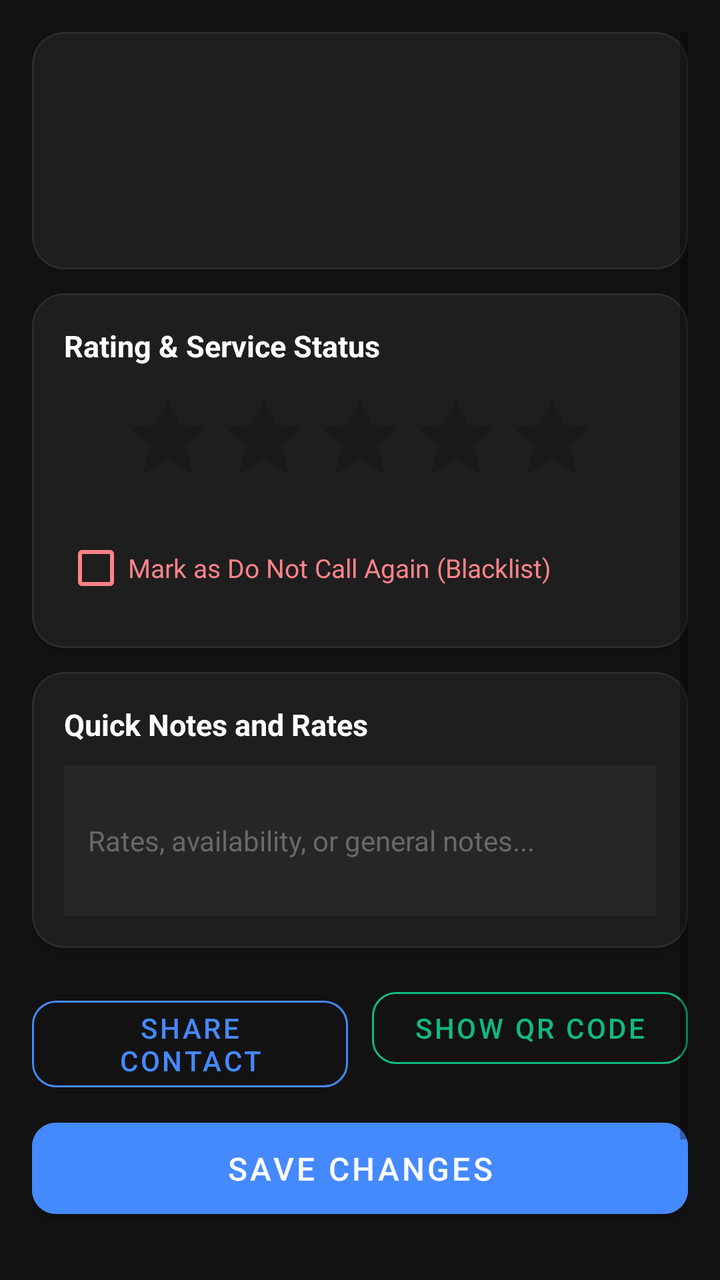
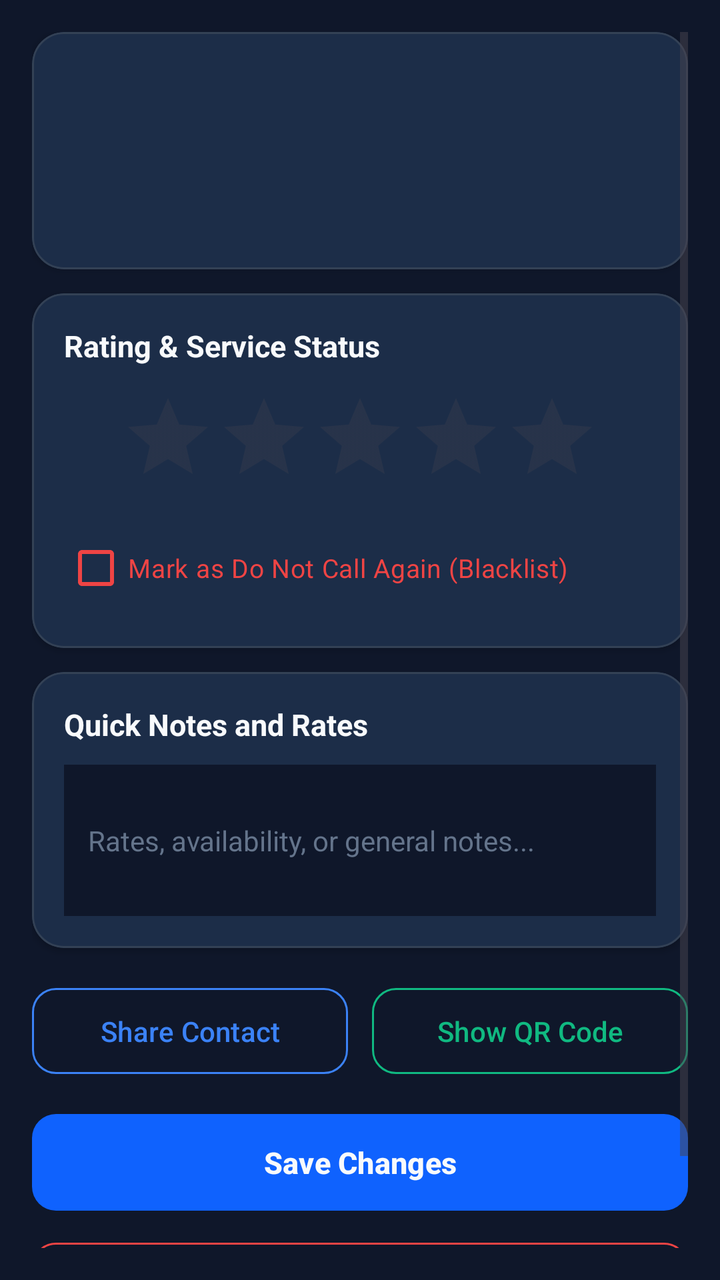

Before-and-after screenshots of an Android layout around one commit, followed by the original layout XML and the change that was made.
<!-- AndroidManifest.xml: application theme Theme.FixitBhai -->
<!-- res/layout/activity_contact_detail.xml -->
<?xml version="1.0" encoding="utf-8"?>
<ScrollView xmlns:android="http://schemas.android.com/apk/res/android"
    xmlns:app="http://schemas.android.com/apk/res-auto"
    android:layout_width="match_parent"
    android:layout_height="match_parent"
    android:background="#121212"
    android:padding="16dp">

    <LinearLayout
        android:layout_width="match_parent"
        android:layout_height="wrap_content"
        android:orientation="vertical">

        
        <com.google.android.material.card.MaterialCardView
            android:layout_width="match_parent"
            android:layout_height="wrap_content"
            app:cardBackgroundColor="#1E1E1E"
            app:cardCornerRadius="16dp"
            app:cardElevation="2dp"
            app:strokeColor="#2C2C2C"
            app:strokeWidth="1dp">

            <LinearLayout
                android:layout_width="match_parent"
                android:layout_height="wrap_content"
                android:gravity="center_horizontal"
                android:orientation="vertical"
                android:padding="20dp">

                <TextView
                    android:id="@+id/tvContactName"
                    android:layout_width="wrap_content"
                    android:layout_height="wrap_content"
                    android:textColor="#FFFFFF"
                    android:textSize="22sp"
                    android:textStyle="bold" />

                <TextView
                    android:id="@+id/tvContactCategory"
                    android:layout_width="wrap_content"
                    android:layout_height="wrap_content"
                    android:layout_marginTop="4dp"
                    android:textColor="#4589FF"
                    android:textSize="14sp"
                    android:textStyle="bold" />

                <TextView
                    android:id="@+id/tvContactPhone"
                    android:layout_width="wrap_content"
                    android:layout_height="wrap_content"
                    android:layout_marginTop="6dp"
                    android:textColor="#A0A0A0"
                    android:textSize="15sp" />

                <TextView
                    android:id="@+id/tvWarningBadge"
                    android:layout_width="wrap_content"
                    android:layout_height="wrap_content"
                    android:layout_marginTop="12dp"
                    android:background="#33DA1E28"
                    android:paddingHorizontal="12dp"
                    android:paddingVertical="4dp"
                    android:text="DO NOT REHIRE / BAD SERVICE"
                    android:textColor="#FF8389"
                    android:textSize="12sp"
                    android:textStyle="bold"
                    android:visibility="gone" />
            </LinearLayout>
        </com.google.android.material.card.MaterialCardView>

        
        <com.google.android.material.card.MaterialCardView
            android:layout_width="match_parent"
            android:layout_height="wrap_content"
            android:layout_marginTop="12dp"
            app:cardBackgroundColor="#1E1E1E"
            app:cardCornerRadius="16dp"
            app:cardElevation="2dp"
            app:strokeColor="#2C2C2C"
            app:strokeWidth="1dp">

            <LinearLayout
                android:layout_width="match_parent"
                android:layout_height="wrap_content"
                android:orientation="vertical"
                android:padding="16dp">

                <TextView
                    android:layout_width="wrap_content"
                    android:layout_height="wrap_content"
                    android:text="Rating &amp; Service Status"
                    android:textColor="#FFFFFF"
                    android:textSize="15sp"
                    android:textStyle="bold" />

                <RatingBar
                    android:id="@+id/ratingBar"
                    style="?android:attr/ratingBarStyle"
                    android:layout_width="wrap_content"
                    android:layout_height="wrap_content"
                    android:layout_gravity="center_horizontal"
                    android:layout_marginTop="12dp"
                    android:numStars="5"
                    android:progressTint="#F1C21B"
                    android:stepSize="1.0" />

                <CheckBox
                    android:id="@+id/cbDoNotCall"
                    android:layout_width="wrap_content"
                    android:layout_height="wrap_content"
                    android:layout_marginTop="8dp"
                    android:buttonTint="#FF8389"
                    android:text="Mark as Do Not Call Again (Blacklist)"
                    android:textColor="#FF8389"
                    android:textSize="13sp" />
            </LinearLayout>
        </com.google.android.material.card.MaterialCardView>

        
        <com.google.android.material.card.MaterialCardView
            android:layout_width="match_parent"
            android:layout_height="wrap_content"
            android:layout_marginTop="12dp"
            app:cardBackgroundColor="#1E1E1E"
            app:cardCornerRadius="16dp"
            app:cardElevation="2dp"
            app:strokeColor="#2C2C2C"
            app:strokeWidth="1dp">

            <LinearLayout
                android:layout_width="match_parent"
                android:layout_height="wrap_content"
                android:orientation="vertical"
                android:padding="16dp">

                <TextView
                    android:layout_width="wrap_content"
                    android:layout_height="wrap_content"
                    android:text="Quick Notes and Rates"
                    android:textColor="#FFFFFF"
                    android:textSize="15sp"
                    android:textStyle="bold" />

                <EditText
                    android:id="@+id/etNotes"
                    android:layout_width="match_parent"
                    android:layout_height="wrap_content"
                    android:layout_marginTop="10dp"
                    android:background="#262626"
                    android:hint="Rates, availability, or general notes..."
                    android:inputType="textMultiLine"
                    android:minLines="3"
                    android:padding="12dp"
                    android:textColor="#FFFFFF"
                    android:textColorHint="#696969"
                    android:textSize="14sp" />
            </LinearLayout>
        </com.google.android.material.card.MaterialCardView>

        
        <LinearLayout
            android:layout_width="match_parent"
            android:layout_height="wrap_content"
            android:layout_marginTop="16dp"
            android:orientation="horizontal"
            android:weightSum="2">

            <com.google.android.material.button.MaterialButton
                android:id="@+id/btnShareText"
                style="@style/Widget.MaterialComponents.Button.OutlinedButton"
                android:layout_width="0dp"
                android:layout_height="wrap_content"
                android:layout_marginEnd="6dp"
                android:layout_weight="1"
                android:text="Share Contact"
                android:textColor="#4589FF"
                app:cornerRadius="12dp"
                app:strokeColor="#4589FF" />

            <com.google.android.material.button.MaterialButton
                android:id="@+id/btnShareQR"
                style="@style/Widget.MaterialComponents.Button.OutlinedButton"
                android:layout_width="0dp"
                android:layout_height="wrap_content"
                android:layout_marginStart="6dp"
                android:layout_weight="1"
                android:text="Show QR Code"
                android:textColor="#10B981"
                app:cornerRadius="12dp"
                app:strokeColor="#10B981" />
        </LinearLayout>

        
        <com.google.android.material.button.MaterialButton
            android:id="@+id/btnSave"
            android:layout_width="match_parent"
            android:layout_height="wrap_content"
            android:layout_marginTop="10dp"
            android:backgroundTint="#4589FF"
            android:paddingVertical="12dp"
            android:text="Save Changes"
            android:textColor="#FFFFFF"
            android:textSize="16sp"
            app:cornerRadius="12dp" />

        
        <com.google.android.material.button.MaterialButton
            android:id="@+id/btnDelete"
            style="@style/Widget.MaterialComponents.Button.OutlinedButton"
            android:layout_width="match_parent"
            android:layout_height="wrap_content"
            android:layout_marginTop="8dp"
            android:layout_marginBottom="24dp"
            android:paddingVertical="12dp"
            android:text="Delete Contact"
            android:textColor="#FF8389"
            android:textSize="16sp"
            app:cornerRadius="12dp"
            app:strokeColor="#FF8389" />

    </LinearLayout>
</ScrollView>
<!-- resources referenced by this layout -->
<resources>
  <style name="Theme.FixitBhai" parent="Theme.MaterialComponents.DayNight.NoActionBar">
          
          <item name="colorPrimary">#0F62FE</item>
          <item name="colorPrimaryVariant">#0043CE</item>
          <item name="colorOnPrimary">#FFFFFF</item>
  
          
          <item name="colorSecondary">#4589FF</item>
          <item name="colorSecondaryVariant">#002D9C</item>
          <item name="colorOnSecondary">#FFFFFF</item>
  
          
          <item name="android:windowBackground">#121212</item>
          <item name="colorSurface">#1E1E1E</item>
          <item name="colorOnSurface">#FFFFFF</item>
  
          
          <item name="android:statusBarColor">#121212</item>
          <item name="android:navigationBarColor">#121212</item>
      </style>
</resources>

<!-- the commit's change to res/layout/activity_contact_detail.xml (unified diff, before → after) -->
@@ -3,7 +3,7 @@
     xmlns:app="http://schemas.android.com/apk/res-auto"
     android:layout_width="match_parent"
     android:layout_height="match_parent"
-    android:background="#121212"
+    android:background="@color/bg_dark"
     android:padding="16dp">
 
     <LinearLayout
@@ -15,10 +15,10 @@
         <com.google.android.material.card.MaterialCardView
             android:layout_width="match_parent"
             android:layout_height="wrap_content"
-            app:cardBackgroundColor="#1E1E1E"
+            app:cardBackgroundColor="@color/surface_dark"
             app:cardCornerRadius="16dp"
             app:cardElevation="2dp"
-            app:strokeColor="#2C2C2C"
+            app:strokeColor="#334155"
             app:strokeWidth="1dp">
 
             <LinearLayout
@@ -32,7 +32,7 @@
                     android:id="@+id/tvContactName"
                     android:layout_width="wrap_content"
                     android:layout_height="wrap_content"
-                    android:textColor="#FFFFFF"
+                    android:textColor="@color/text_primary"
                     android:textSize="22sp"
                     android:textStyle="bold" />
 
@@ -41,7 +41,7 @@
                     android:layout_width="wrap_content"
                     android:layout_height="wrap_content"
                     android:layout_marginTop="4dp"
-                    android:textColor="#4589FF"
+                    android:textColor="@color/accent_blue"
                     android:textSize="14sp"
                     android:textStyle="bold" />
 
@@ -50,7 +50,7 @@
                     android:layout_width="wrap_content"
                     android:layout_height="wrap_content"
                     android:layout_marginTop="6dp"
-                    android:textColor="#A0A0A0"
+                    android:textColor="@color/text_secondary"
                     android:textSize="15sp" />
 
                 <TextView
@@ -58,11 +58,11 @@
                     android:layout_width="wrap_content"
                     android:layout_height="wrap_content"
                     android:layout_marginTop="12dp"
-                    android:background="#33DA1E28"
+                    android:background="#33EF4444"
                     android:paddingHorizontal="12dp"
-                    android:paddingVertical="4dp"
+                    android:paddingVertical="6dp"
                     android:text="DO NOT REHIRE / BAD SERVICE"
-                    android:textColor="#FF8389"
+                    android:textColor="@color/accent_red"
                     android:textSize="12sp"
                     android:textStyle="bold"
                     android:visibility="gone" />
@@ -74,10 +74,10 @@
             android:layout_width="match_parent"
             android:layout_height="wrap_content"
             android:layout_marginTop="12dp"
-            app:cardBackgroundColor="#1E1E1E"
+            app:cardBackgroundColor="@color/surface_dark"
             app:cardCornerRadius="16dp"
             app:cardElevation="2dp"
-            app:strokeColor="#2C2C2C"
+            app:strokeColor="#334155"
             app:strokeWidth="1dp">
 
             <LinearLayout
@@ -90,7 +90,7 @@
                     android:layout_width="wrap_content"
                     android:layout_height="wrap_content"
                     android:text="Rating &amp; Service Status"
-                    android:textColor="#FFFFFF"
+                    android:textColor="@color/text_primary"
                     android:textSize="15sp"
                     android:textStyle="bold" />
 
@@ -110,9 +110,9 @@
                     android:layout_width="wrap_content"
                     android:layout_height="wrap_content"
                     android:layout_marginTop="8dp"
-                    android:buttonTint="#FF8389"
+                    android:buttonTint="@color/accent_red"
                     android:text="Mark as Do Not Call Again (Blacklist)"
-                    android:textColor="#FF8389"
+                    android:textColor="@color/accent_red"
                     android:textSize="13sp" />
             </LinearLayout>
         </com.google.android.material.card.MaterialCardView>
@@ -122,10 +122,10 @@
             android:layout_width="match_parent"
             android:layout_height="wrap_content"
             android:layout_marginTop="12dp"
-            app:cardBackgroundColor="#1E1E1E"
+            app:cardBackgroundColor="@color/surface_dark"
             app:cardCornerRadius="16dp"
             app:cardElevation="2dp"
-            app:strokeColor="#2C2C2C"
+            app:strokeColor="#334155"
             app:strokeWidth="1dp">
 
             <LinearLayout
@@ -138,7 +138,7 @@
                     android:layout_width="wrap_content"
                     android:layout_height="wrap_content"
                     android:text="Quick Notes and Rates"
-                    android:textColor="#FFFFFF"
+                    android:textColor="@color/text_primary"
                     android:textSize="15sp"
                     android:textStyle="bold" />
 
@@ -147,13 +147,13 @@
                     android:layout_width="match_parent"
                     android:layout_height="wrap_content"
                     android:layout_marginTop="10dp"
-                    android:background="#262626"
+                    android:background="@color/bg_dark"
                     android:hint="Rates, availability, or general notes..."
                     android:inputType="textMultiLine"
                     android:minLines="3"
                     android:padding="12dp"
-                    android:textColor="#FFFFFF"
-                    android:textColorHint="#696969"
+                    android:textColor="@color/text_primary"
+                    android:textColorHint="@color/text_muted"
                     android:textSize="14sp" />
             </LinearLayout>
         </com.google.android.material.card.MaterialCardView>
@@ -168,56 +168,45 @@
 
             <com.google.android.material.button.MaterialButton
                 android:id="@+id/btnShareText"
-                style="@style/Widget.MaterialComponents.Button.OutlinedButton"
+                style="@style/SleekOutlinedButton"
                 android:layout_width="0dp"
                 android:layout_height="wrap_content"
                 android:layout_marginEnd="6dp"
                 android:layout_weight="1"
-                android:text="Share Contact"
-                android:textColor="#4589FF"
-                app:cornerRadius="12dp"
-                app:strokeColor="#4589FF" />
+                android:text="Share Contact" />
 
             <com.google.android.material.button.MaterialButton
                 android:id="@+id/btnShareQR"
-                style="@style/Widget.MaterialComponents.Button.OutlinedButton"
+                style="@style/SleekOutlinedButton"
                 android:layout_width="0dp"
                 android:layout_height="wrap_content"
                 android:layout_marginStart="6dp"
                 android:layout_weight="1"
                 android:text="Show QR Code"
-                android:textColor="#10B981"
-                app:cornerRadius="12dp"
-                app:strokeColor="#10B981" />
+                android:textColor="@color/accent_green"
+                app:strokeColor="@color/accent_green" />
         </LinearLayout>
 
         
         <com.google.android.material.button.MaterialButton
             android:id="@+id/btnSave"
-            android:layout_width="match_parent"
-            android:layout_height="wrap_content"
-            android:layout_marginTop="10dp"
-            android:backgroundTint="#4589FF"
-            android:paddingVertical="12dp"
-            android:text="Save Changes"
-            android:textColor="#FFFFFF"
-            android:textSize="16sp"
-            app:cornerRadius="12dp" />
+            style="@style/SleekPrimaryButton"
+            android:layout_width="match_parent"
+            android:layout_height="wrap_content"
+            android:layout_marginTop="12dp"
+            android:text="Save Changes" />
 
         
         <com.google.android.material.button.MaterialButton
             android:id="@+id/btnDelete"
-            style="@style/Widget.MaterialComponents.Button.OutlinedButton"
+            style="@style/SleekOutlinedButton"
             android:layout_width="match_parent"
             android:layout_height="wrap_content"
             android:layout_marginTop="8dp"
             android:layout_marginBottom="24dp"
-            android:paddingVertical="12dp"
             android:text="Delete Contact"
-            android:textColor="#FF8389"
-            android:textSize="16sp"
-            app:cornerRadius="12dp"
-            app:strokeColor="#FF8389" />
+            android:textColor="@color/accent_red"
+            app:strokeColor="@color/accent_red" />
 
     </LinearLayout>
 </ScrollView>
<!-- resource entries referenced after the edit -->
@@ -1,24 +1,61 @@
 <!-- resources referenced by this layout -->
 <resources>
-  <style name="Theme.FixitBhai" parent="Theme.MaterialComponents.DayNight.NoActionBar">
+  <color name="accent_blue">#3B82F6</color>
+  <color name="accent_green">#10B981</color>
+  <color name="accent_red">#EF4444</color>
+  <color name="bg_dark">#0F172A</color>
+  <color name="surface_dark">#1E293B</color>
+  <color name="text_muted">#64748B</color>
+  <color name="text_primary">#F8FAFC</color>
+  <color name="text_secondary">#94A3B8</color>
+  <style name="SleekOutlinedButton" parent="Widget.Material3.Button.OutlinedButton">
+          <item name="android:textColor">@color/accent_blue</item>
+          <item name="strokeColor">@color/accent_blue</item>
+          <item name="strokeWidth">1dp</item>
+          <item name="cornerRadius">12dp</item>
+          <item name="android:paddingVertical">12dp</item>
+      </style>
+  <style name="SleekPrimaryButton" parent="Widget.Material3.Button">
+          <item name="backgroundTint">@color/primary_blue</item>
+          <item name="android:textColor">@color/text_primary</item>
+          <item name="android:textSize">15sp</item>
+          <item name="android:textStyle">bold</item>
+          <item name="cornerRadius">12dp</item>
+          <item name="android:paddingVertical">14dp</item>
+      </style>
+  <style name="Theme.FixitBhai" parent="Theme.Material3.DayNight.NoActionBar">
           
-          <item name="colorPrimary">#0F62FE</item>
-          <item name="colorPrimaryVariant">#0043CE</item>
-          <item name="colorOnPrimary">#FFFFFF</item>
+          <item name="colorPrimary">@color/primary_blue</item>
+          <item name="colorOnPrimary">@color/text_primary</item>
+          <item name="colorPrimaryContainer">@color/surface_variant</item>
+          <item name="colorOnPrimaryContainer">@color/text_primary</item>
   
           
-          <item name="colorSecondary">#4589FF</item>
-          <item name="colorSecondaryVariant">#002D9C</item>
-          <item name="colorOnSecondary">#FFFFFF</item>
+          <item name="colorSecondary">@color/accent_blue</item>
+          <item name="colorOnSecondary">@color/text_primary</item>
   
           
-          <item name="android:windowBackground">#121212</item>
-          <item name="colorSurface">#1E1E1E</item>
-          <item name="colorOnSurface">#FFFFFF</item>
+          <item name="android:windowBackground">@color/bg_dark</item>
+          <item name="colorSurface">@color/surface_dark</item>
+          <item name="colorOnSurface">@color/text_primary</item>
+          <item name="colorSurfaceVariant">@color/surface_variant</item>
+          <item name="colorOnSurfaceVariant">@color/text_secondary</item>
   
           
-          <item name="android:statusBarColor">#121212</item>
-          <item name="android:navigationBarColor">#121212</item>
+          <item name="android:statusBarColor">@color/bg_dark</item>
+          <item name="android:navigationBarColor">@color/bg_dark</item>
+  
+          
+          <item name="materialCardViewStyle">@style/SleekCardStyle</item>
+      </style>
+  <color name="primary_blue">#0F62FE</color>
+  <color name="surface_variant">#334155</color>
+  <style name="SleekCardStyle" parent="Widget.Material3.CardView.Filled">
+          <item name="cardBackgroundColor">@color/surface_dark</item>
+          <item name="cardCornerRadius">16dp</item>
+  
+          <item name="strokeColor">#1E293B</item>
+          <item name="strokeWidth">1dp</item>
       </style>
 </resources>
 
